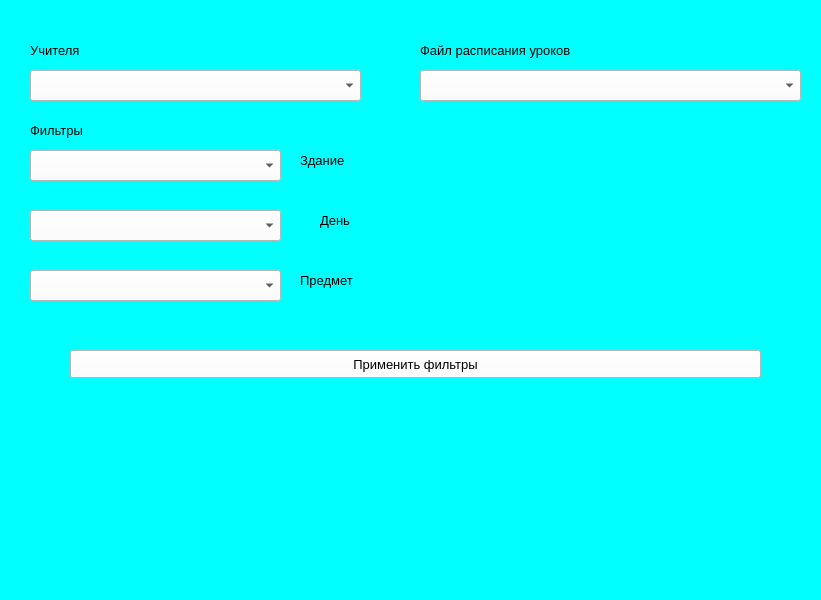
Qt form frontend/hand_schedule.ui (saaasssska/helper_by_school) before a commit.
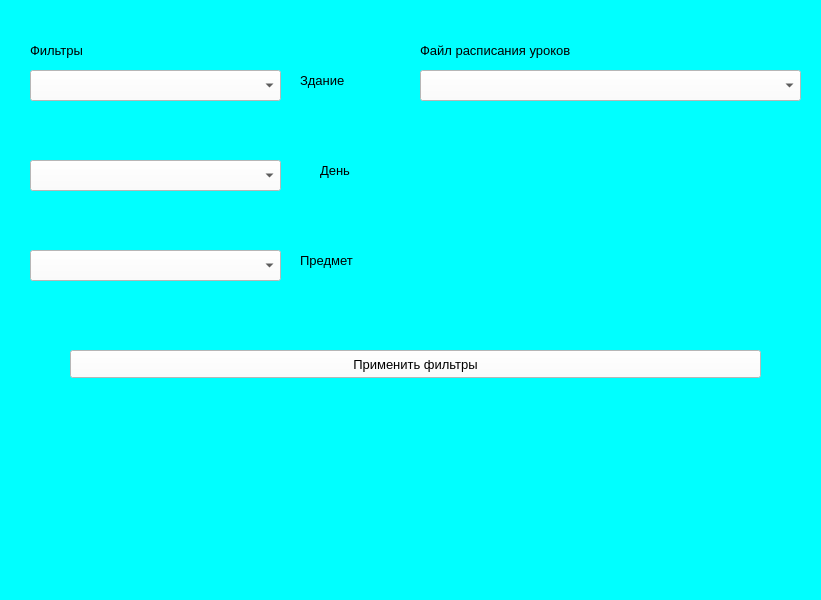
The same form after that commit.

Diff of the .ui file:
```diff
--- a/frontend/hand_schedule.ui
+++ b/frontend/hand_schedule.ui
@@ -21,47 +21,11 @@
   <property name="styleSheet">
    <string notr="true">background-color: rgb(0, 255, 255);</string>
   </property>
-  <widget class="QComboBox" name="combo_teachers">
-   <property name="geometry">
-    <rect>
-     <x>30</x>
-     <y>70</y>
-     <width>331</width>
-     <height>31</height>
-    </rect>
-   </property>
-   <property name="font">
-    <font>
-     <pointsize>10</pointsize>
-    </font>
-   </property>
-   <property name="styleSheet">
-    <string notr="true">background-color: rgb(255, 255, 255);</string>
-   </property>
-  </widget>
-  <widget class="QLabel" name="label">
-   <property name="geometry">
-    <rect>
-     <x>30</x>
-     <y>40</y>
-     <width>211</width>
-     <height>21</height>
-    </rect>
-   </property>
-   <property name="font">
-    <font>
-     <pointsize>10</pointsize>
-    </font>
-   </property>
-   <property name="text">
-    <string>Учителя</string>
-   </property>
-  </widget>
   <widget class="QLabel" name="label_2">
    <property name="geometry">
     <rect>
      <x>30</x>
-     <y>120</y>
+     <y>40</y>
      <width>131</width>
      <height>21</height>
     </rect>
@@ -79,7 +43,7 @@
    <property name="geometry">
     <rect>
      <x>30</x>
-     <y>150</y>
+     <y>70</y>
      <width>251</width>
      <height>31</height>
     </rect>
@@ -97,7 +61,7 @@
    <property name="geometry">
     <rect>
      <x>30</x>
-     <y>210</y>
+     <y>160</y>
      <width>251</width>
      <height>31</height>
     </rect>
@@ -115,7 +79,7 @@
    <property name="geometry">
     <rect>
      <x>30</x>
-     <y>270</y>
+     <y>250</y>
      <width>251</width>
      <height>31</height>
     </rect>
@@ -133,7 +97,7 @@
    <property name="geometry">
     <rect>
      <x>300</x>
-     <y>150</y>
+     <y>70</y>
      <width>61</width>
      <height>21</height>
     </rect>
@@ -151,7 +115,7 @@
    <property name="geometry">
     <rect>
      <x>300</x>
-     <y>270</y>
+     <y>250</y>
      <width>81</width>
      <height>21</height>
     </rect>
@@ -169,7 +133,7 @@
    <property name="geometry">
     <rect>
      <x>320</x>
-     <y>210</y>
+     <y>160</y>
      <width>55</width>
      <height>21</height>
     </rect>
```
